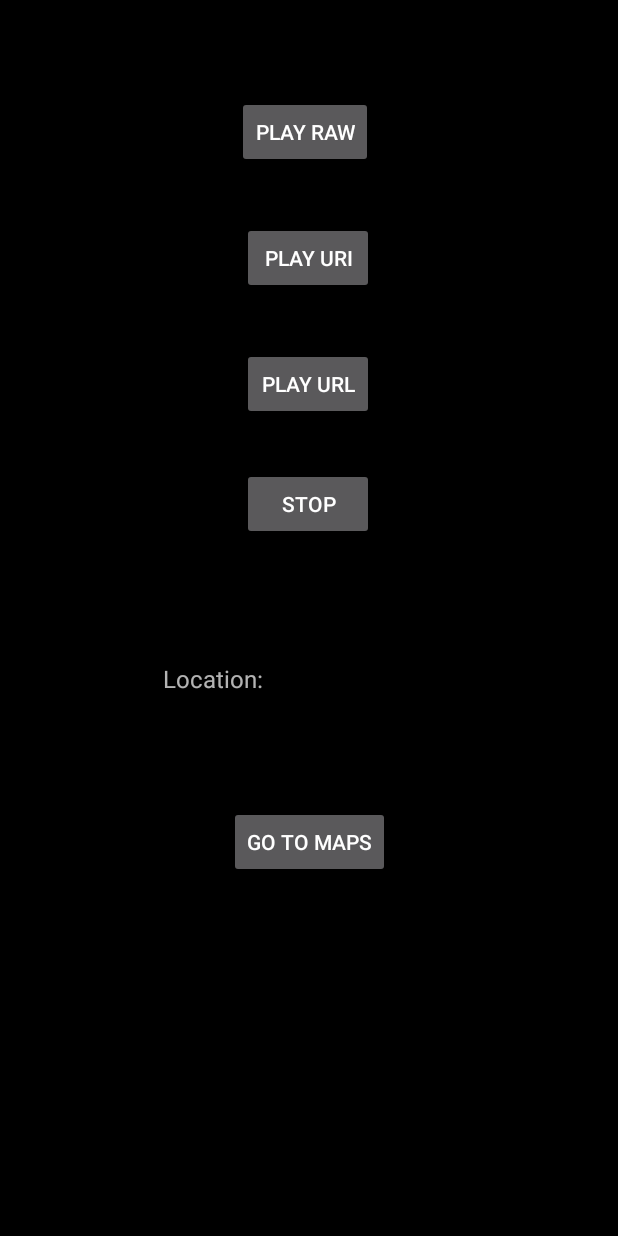
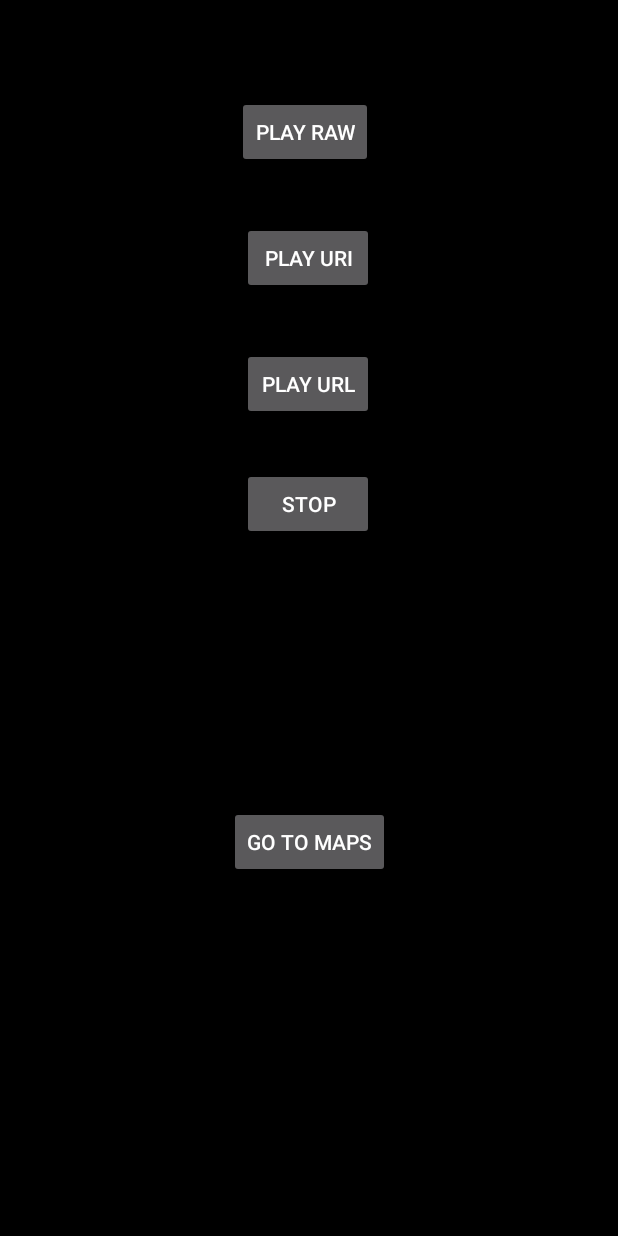
Before and after one commit to windbow27/mobile-demo, an Android app: the screen it shows after launch (MainActivity), on a phone screen of 412 x 824 dp. Run offline under Robolectric (Android 15) with nearby library versions, the phone set to English and light mode, and no system bars.

Commit message:
update for pixel 3 location

```diff
--- a/app/src/main/AndroidManifest.xml
+++ b/app/src/main/AndroidManifest.xml
@@ -2,7 +2,10 @@
 <manifest xmlns:android="http://schemas.android.com/apk/res/android"
     xmlns:tools="http://schemas.android.com/tools">
 
-    <uses-permission android:name="android.permission.ACCESS_COARSE_LOCATION"/>
+    <uses-permission android:name="android.permission.ACCESS_COARSE_LOCATION" />
+    <uses-permission android:name="android.permission.ACCESS_FINE_LOCATION" />
+    <uses-permission android:name="android.permission.ACCESS_BACKGROUND_LOCATION" />
+
     <uses-permission android:name="android.permission.INTERNET" />
     <uses-permission android:name="android.permission.ACCESS_WIFI_STATE" />
     <uses-permission android:name="android.permission.CHANGE_WIFI_STATE" />
--- a/app/src/main/java/com/example/mobile_demo/MainActivity.kt
+++ b/app/src/main/java/com/example/mobile_demo/MainActivity.kt
@@ -23,6 +23,8 @@ import android.widget.TextView
 import com.google.android.gms.location.FusedLocationProviderClient
 import com.google.android.gms.location.LocationServices
 import android.location.Location
+import android.os.Build
+import androidx.annotation.RequiresApi
 import androidx.core.app.ActivityCompat
 import androidx.core.content.ContextCompat
 import java.io.BufferedReader
@@ -39,6 +41,7 @@ class MainActivity : AppCompatActivity() {
     // location
     private lateinit var mFusedLocationClient: FusedLocationProviderClient
 
+    @RequiresApi(Build.VERSION_CODES.Q)
     @SuppressLint("SetTextI18n")
     override fun onCreate(savedInstanceState: Bundle?) {
         super.onCreate(savedInstanceState)
@@ -124,6 +127,20 @@ class MainActivity : AppCompatActivity() {
                 arrayOf(ACCESS_COARSE_LOCATION), 1)
         }
 
+        if (ContextCompat.checkSelfPermission(this, Manifest.permission.ACCESS_FINE_LOCATION)
+            != PackageManager.PERMISSION_GRANTED) {
+            // Request the permissions
+            ActivityCompat.requestPermissions(this,
+                arrayOf(Manifest.permission.ACCESS_FINE_LOCATION), 1)
+            }
+
+        if (ContextCompat.checkSelfPermission(this, Manifest.permission.ACCESS_BACKGROUND_LOCATION)
+            != PackageManager.PERMISSION_GRANTED) {
+            // Request the permissions
+            ActivityCompat.requestPermissions(this,
+                arrayOf(Manifest.permission.ACCESS_BACKGROUND_LOCATION), 1)
+            }
+
         mFusedLocationClient.lastLocation
             .addOnSuccessListener { location: Location? ->
                 val locationView = findViewById<TextView>(R.id.locationView)
--- a/app/src/main/res/layout/activity_main.xml
+++ b/app/src/main/res/layout/activity_main.xml
@@ -56,7 +56,7 @@
         android:id="@+id/locationView"
         android:layout_width="195dp"
         android:layout_height="84dp"
-        android:text="Location: "
+        android:text=""
         android:textSize="16sp"
         app:layout_constraintBottom_toBottomOf="parent"
         app:layout_constraintEnd_toEndOf="parent"
```
